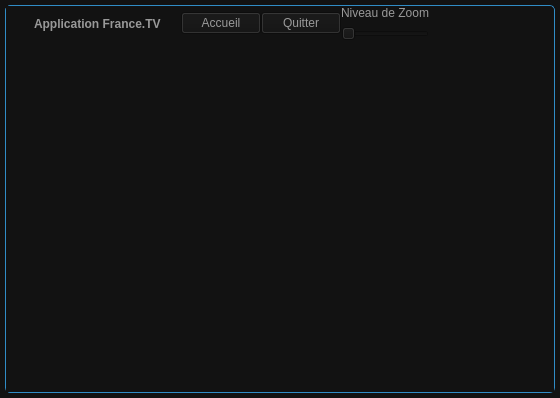
First picture: the form in framelesswindow/framelesswindow.ui, repository Paullux/FranceTV, before the edit.
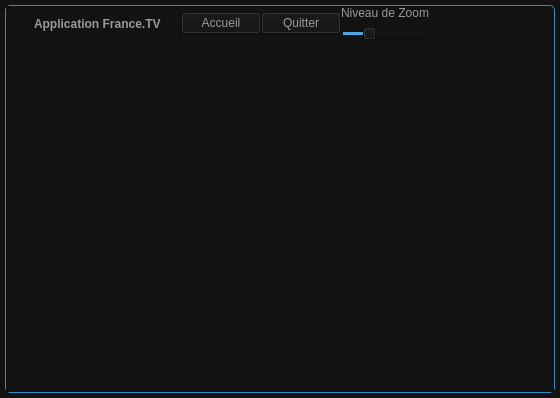
Second picture: the form after the edit. Icons and pictures are not drawn. Custom widgets are drawn as their Qt base class.

Commit message: Slider opérationnel

Diff of the .ui file:
```diff
--- a/framelesswindow/framelesswindow.ui
+++ b/framelesswindow/framelesswindow.ui
@@ -209,6 +209,15 @@
              <property name="styleSheet">
               <string notr="true">color:rgb(153,153,153);</string>
              </property>
+             <property name="minimum">
+              <number>5</number>
+             </property>
+             <property name="maximum">
+              <number>40</number>
+             </property>
+             <property name="value">
+              <number>15</number>
+             </property>
              <property name="orientation">
               <enum>Qt::Horizontal</enum>
              </property>
```
The commit also changes 6 other files.
